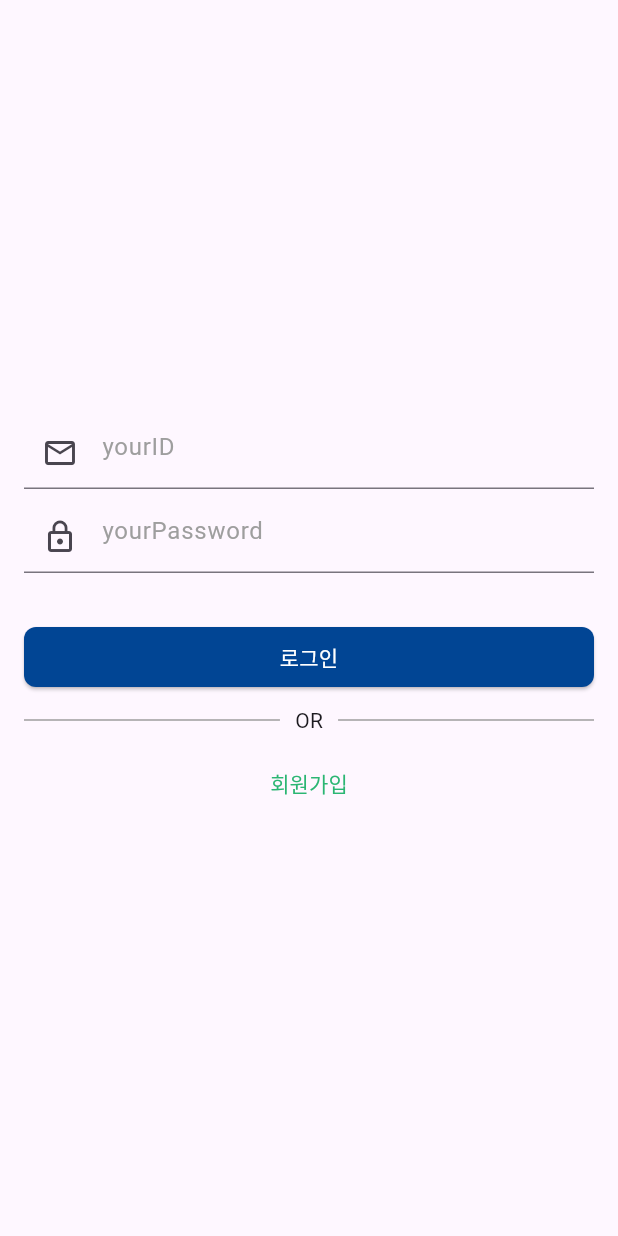
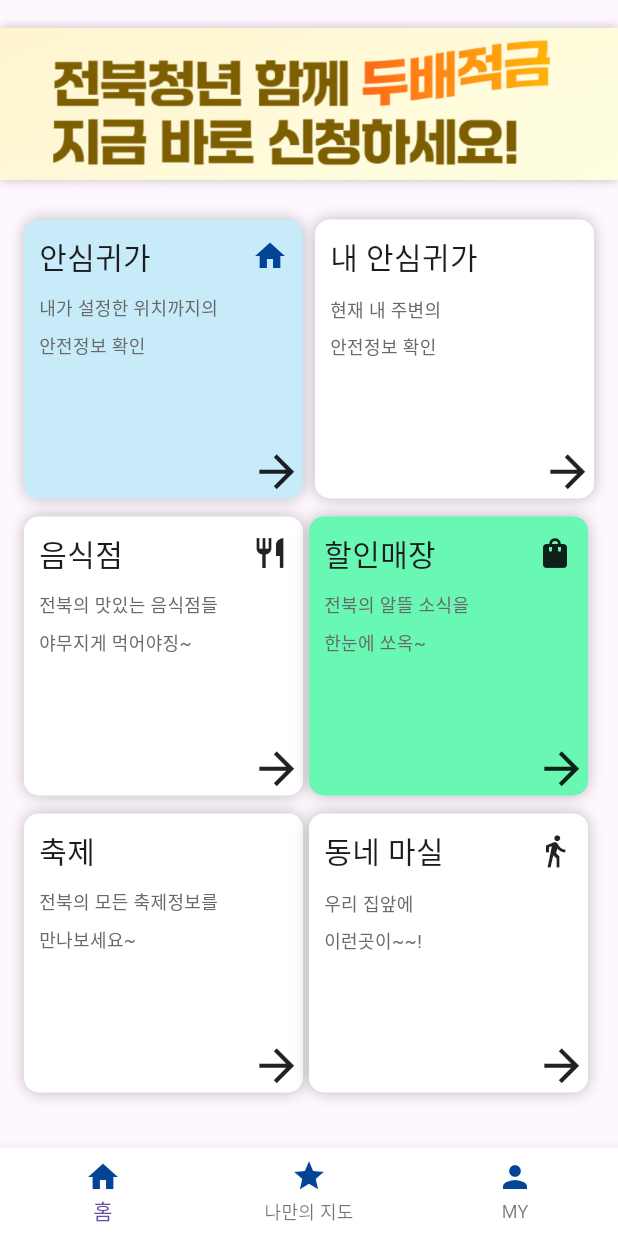
Before and after one commit to tmdgnsle/jeonbuk_front, a Flutter app: the screen it shows after launch, on a phone screen of 412 x 824 dp. Run offline on Flutter 3.47's test engine with Material 3 defaults, Android fonts, the phone set to English and light mode, and no system bars; our stand-ins replace dio, get.

Commit message:
main screen ui 업데이트

```diff
--- /dev/null
+++ b/lib/components/app_navigation_bar.dart
@@ -0,0 +1,58 @@
+import 'package:flutter/material.dart';
+import 'package:jeonbuk_front/const/color.dart';
+
+class AppNavigationBar extends StatelessWidget {
+  AppNavigationBar({required this.currentIndex, Key? key}) : super(key: key);
+
+  int currentIndex;
+
+  final List<String> _screens = [
+    "/main",
+    "/search",
+    '/profile',
+    // Add more screens as needed
+  ];
+
+  @override
+  Widget build(BuildContext context) {
+    return BottomNavigationBar(
+      showUnselectedLabels: true,
+      backgroundColor: Colors.white,
+      currentIndex: currentIndex,
+      onTap: (index) {
+        // Handle item tap
+        if (index != currentIndex) {
+          // Get.toNamed(_screens[index]);
+          currentIndex = index;
+        }
+      },
+      items: const [
+        BottomNavigationBarItem(
+          backgroundColor: Colors.white,
+          icon: Icon(
+            Icons.home,
+            color: BLUE_COLOR,
+          ),
+          label: '홈',
+        ),
+        BottomNavigationBarItem(
+          backgroundColor: Colors.white,
+          icon: Icon(
+            Icons.star,
+            color: BLUE_COLOR,
+          ),
+          label: '나만의 지도',
+        ),
+        BottomNavigationBarItem(
+          backgroundColor: Colors.white,
+          icon: Icon(
+            Icons.person,
+            color: BLUE_COLOR,
+          ),
+          label: 'MY',
+        ),
+        // Add more BottomNavigationBarItems as needed
+      ],
+    );
+  }
+}
--- /dev/null
+++ b/lib/components/custom_box.dart
@@ -0,0 +1,80 @@
+import 'package:flutter/material.dart';
+import 'package:flutter/widgets.dart';
+import 'package:jeonbuk_front/const/color.dart';
+
+class CustomBox extends StatelessWidget {
+  final String title;
+  Icon? titleIcon;
+  final String firstDescription;
+  final String secontDescription;
+  Color? backgroundColor;
+  final double size;
+  final GestureTapCallback onTap;
+
+  CustomBox(
+      {required this.size,
+      required this.title,
+      this.titleIcon,
+      required this.firstDescription,
+      required this.secontDescription,
+      this.backgroundColor,
+      required this.onTap,
+      super.key});
+
+  @override
+  Widget build(BuildContext context) {
+    return InkWell(
+      onTap: onTap,
+      child: Stack(children: [
+        Container(
+          padding: const EdgeInsets.all(10),
+          width: size,
+          height: size,
+          decoration: BoxDecoration(
+            color: backgroundColor ?? Colors.white,
+            borderRadius: const BorderRadius.all(Radius.circular(10)),
+            boxShadow: [
+              BoxShadow(
+                color: Colors.black.withOpacity(0.25),
+                blurRadius: 8,
+                spreadRadius: 0,
+                offset: const Offset(0, 0),
+              ),
+            ],
+          ),
+          child: Column(
+            crossAxisAlignment: CrossAxisAlignment.start,
+            children: [
+              Row(
+                mainAxisAlignment: MainAxisAlignment.spaceBetween,
+                children: [
+                  Text(
+                    title,
+                    style: const TextStyle(fontSize: 20),
+                  ),
+                  titleIcon ?? Container(),
+                ],
+              ),
+              const SizedBox(
+                height: 8,
+              ),
+              Text(
+                '$firstDescription\n$secontDescription',
+                style: const TextStyle(
+                    fontSize: 12, height: 2.0, color: GREY_COLOR),
+              ),
+            ],
+          ),
+        ),
+        const Positioned(
+          bottom: 0,
+          right: 0,
+          child: Icon(
+            Icons.arrow_forward,
+            size: 35,
+          ),
+        ),
+      ]),
+    );
+  }
+}
--- a/lib/const/color.dart
+++ b/lib/const/color.dart
@@ -3,3 +3,7 @@ import 'package:flutter/material.dart';
 const BLUE_COLOR = Color(0xFF014594);
 
 const GREEN_COLOR = Color(0xFF2BB673);
+
+const GREY_COLOR = Color(0xFF696969);
+
+const SKY_COLOR = Color(0xFFC7EBF9);
--- a/lib/main.dart
+++ b/lib/main.dart
@@ -1,7 +1,7 @@
 import 'package:flutter/material.dart';
 import 'package:get/get.dart';
 import 'package:jeonbuk_front/screen/login_screen.dart';
-import 'package:jeonbuk_front/screen/main_screen.dart';
+import 'package:jeonbuk_front/screen/home_screen.dart';
 import 'package:jeonbuk_front/screen/register_info_screen.dart';
 import 'package:jeonbuk_front/screen/register_screen.dart';
 
@@ -18,11 +18,11 @@ class MyApp extends StatelessWidget {
       debugShowCheckedModeBanner: false,
       title: 'Flutter Demo',
       routes: {
-        '/': (context) => LoginScreen(),
+        '/': (context) => HomeScreen(),
         '/login': (context) => LoginScreen(),
         '/register': (context) => RegisterScreen(),
         '/register/info': (context) => RegisterInfoScreen(),
-        '/main': (context) => MainScreen(),
+        '/main': (context) => HomeScreen(),
       },
     );
   }
--- /dev/null
+++ b/lib/screen/home_screen.dart
@@ -0,0 +1,127 @@
+import 'package:flutter/material.dart';
+import 'package:jeonbuk_front/components/app_navigation_bar.dart';
+import 'package:jeonbuk_front/components/custom_box.dart';
+import 'package:jeonbuk_front/const/color.dart';
+
+class HomeScreen extends StatefulWidget {
+  const HomeScreen({super.key});
+
+  @override
+  State<HomeScreen> createState() => _MainScreenState();
+}
+
+class _MainScreenState extends State<HomeScreen> {
+  @override
+  Widget build(BuildContext context) {
+    final double boxSize = (MediaQuery.of(context).size.width - 40) / 2;
+    final double notchpadding = MediaQuery.of(context).padding.top + 10;
+    return Scaffold(
+      body: Padding(
+        padding: EdgeInsets.only(top: notchpadding),
+        child: Column(
+          crossAxisAlignment: CrossAxisAlignment.stretch,
+          // mainAxisAlignment: MainAxisAlignment.spaceBetween,
+          children: [
+            Image.asset('assets/images/image.png'),
+            const SizedBox(
+              height: 12,
+            ),
+            Padding(
+              padding:
+                  const EdgeInsets.symmetric(horizontal: 16.0, vertical: 6.0),
+              child: Column(
+                // mainAxisAlignment: MainAxisAlignment.spaceEvenly,
+                crossAxisAlignment: CrossAxisAlignment.stretch,
+                children: [
+                  Row(
+                    children: [
+                      CustomBox(
+                        size: boxSize,
+                        title: '안심귀가',
+                        titleIcon: const Icon(
+                          Icons.home,
+                          color: BLUE_COLOR,
+                        ),
+                        backgroundColor: SKY_COLOR,
+                        firstDescription: '내가 설정한 위치까지의',
+                        secontDescription: '안전정보 확인',
+                        onTap: () {},
+                      ),
+                      const SizedBox(
+                        width: 8,
+                      ),
+                      CustomBox(
+                        size: boxSize,
+                        title: '내 안심귀가',
+                        firstDescription: '현재 내 주변의',
+                        secontDescription: '안전정보 확인',
+                        onTap: () {},
+                      ),
+                    ],
+                  ),
+                  const SizedBox(
+                    height: 12,
+                  ),
+                  Row(
+                    children: [
+                      CustomBox(
+                        size: boxSize,
+                        title: '음식점',
+                        titleIcon: const Icon(Icons.restaurant),
+                        firstDescription: '전북의 맛있는 음식점들',
+                        secontDescription: '야무지게 먹어야징~',
+                        onTap: () {},
+                      ),
+                      const SizedBox(
+                        width: 4,
+                      ),
+                      CustomBox(
+                        size: boxSize,
+                        title: '할인매장',
+                        titleIcon: const Icon(
+                          Icons.shopping_bag,
+                        ),
+                        backgroundColor: const Color(0xFF69F7B4),
+                        firstDescription: '전북의 알뜰 소식을',
+                        secontDescription: '한눈에 쏘옥~',
+                        onTap: () {},
+                      ),
+                    ],
+                  ),
+                  const SizedBox(
+                    height: 12,
+                  ),
+                  Row(
+                    children: [
+                      CustomBox(
+                        size: boxSize,
+                        title: '축제',
+                        firstDescription: '전북의 모든 축제정보를',
+                        secontDescription: '만나보세요~',
+                        onTap: () {},
+                      ),
+                      const SizedBox(
+                        width: 4,
+                      ),
+                      CustomBox(
+                        size: boxSize,
+                        title: '동네 마실',
+                        titleIcon: const Icon(Icons.directions_walk),
+                        firstDescription: '우리 집앞에',
+                        secontDescription: '이런곳이~~!',
+                        onTap: () {},
+                      ),
+                    ],
+                  ),
+                ],
+              ),
+            ),
+          ],
+        ),
+      ),
+      bottomNavigationBar: AppNavigationBar(
+        currentIndex: 0,
+      ),
+    );
+  }
+}
--- a/lib/screen/login_screen.dart
+++ b/lib/screen/login_screen.dart
@@ -3,7 +3,7 @@ import 'package:jeonbuk_front/api/openapis.dart';
 import 'package:jeonbuk_front/components/custom_text_field.dart';
 import 'package:jeonbuk_front/const/color.dart';
 import 'package:get/get.dart';
-import 'package:jeonbuk_front/screen/main_screen.dart';
+import 'package:jeonbuk_front/screen/home_screen.dart';
 import 'package:jeonbuk_front/screen/register_screen.dart';
 
 class LoginScreen extends StatefulWidget {
@@ -46,7 +46,7 @@ class _LoginScreenState extends State<LoginScreen> {
                     .login(_idController.text, _passwordController.text);
 
                 if (loginSuccess == true) {
-                  Get.to(() => MainScreen());
+                  Get.to(() => HomeScreen());
                 } else {
                   showDialog(
                     context: context,
--- a/lib/screen/main_screen.dart
+++ /dev/null
@@ -1,15 +0,0 @@
-import 'package:flutter/material.dart';
-
-class MainScreen extends StatefulWidget {
-  const MainScreen({super.key});
-
-  @override
-  State<MainScreen> createState() => _MainScreenState();
-}
-
-class _MainScreenState extends State<MainScreen> {
-  @override
-  Widget build(BuildContext context) {
-    return const Placeholder();
-  }
-}
```
Also changed, not shown: pubspec.yaml (+8 -4 lines), assets/images/image.png (added), pubspec.lock.
